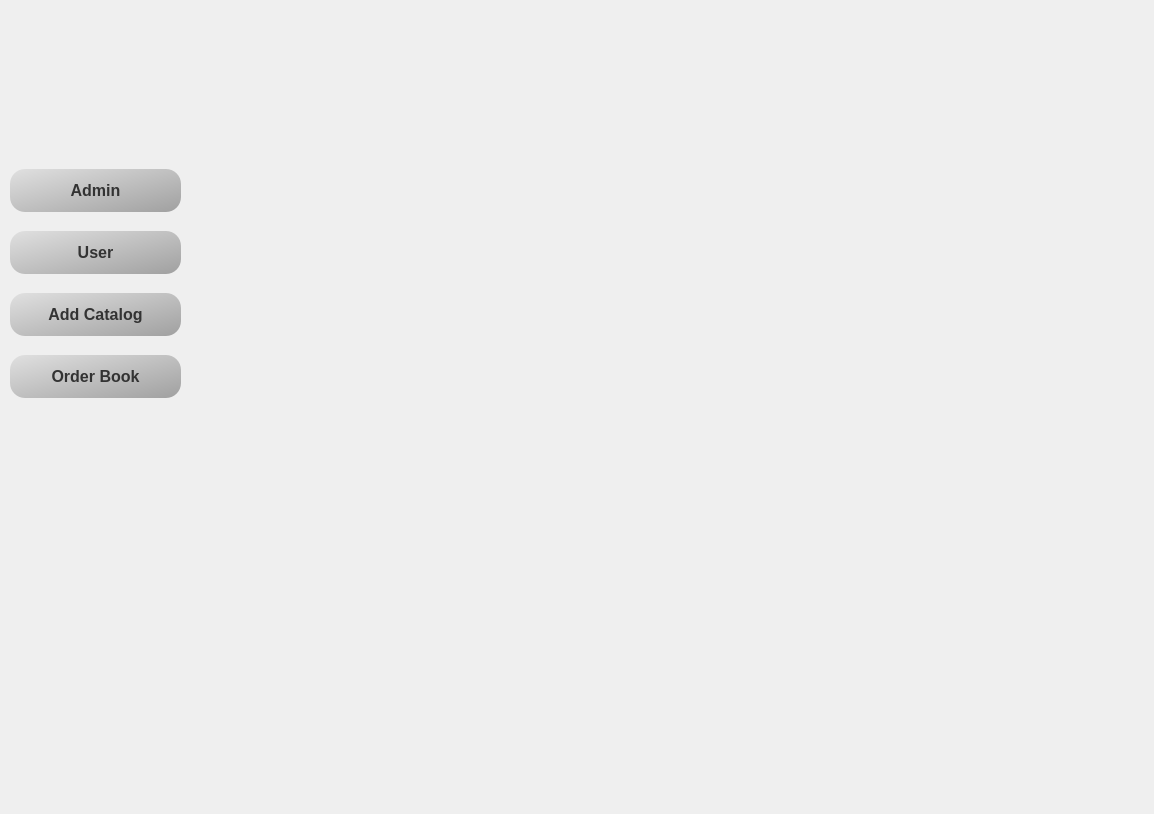
Old version of the form mainwindow.ui in the repository MegaMineDSS/LuxeMine.
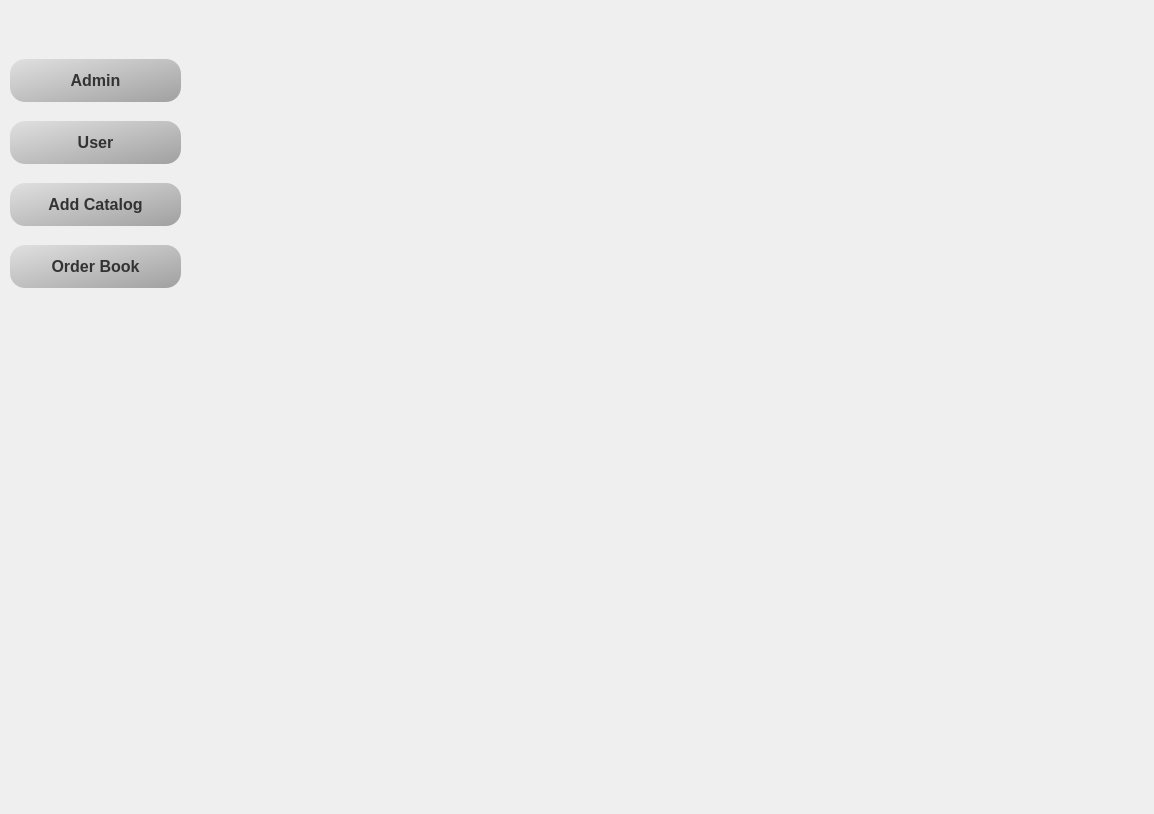
New version of the form.

Patch:
```diff
--- a/mainwindow.ui
+++ b/mainwindow.ui
@@ -51,7 +51,7 @@
     <property name="geometry">
      <rect>
       <x>10</x>
-      <y>160</y>
+      <y>50</y>
       <width>171</width>
       <height>251</height>
      </rect>
```
